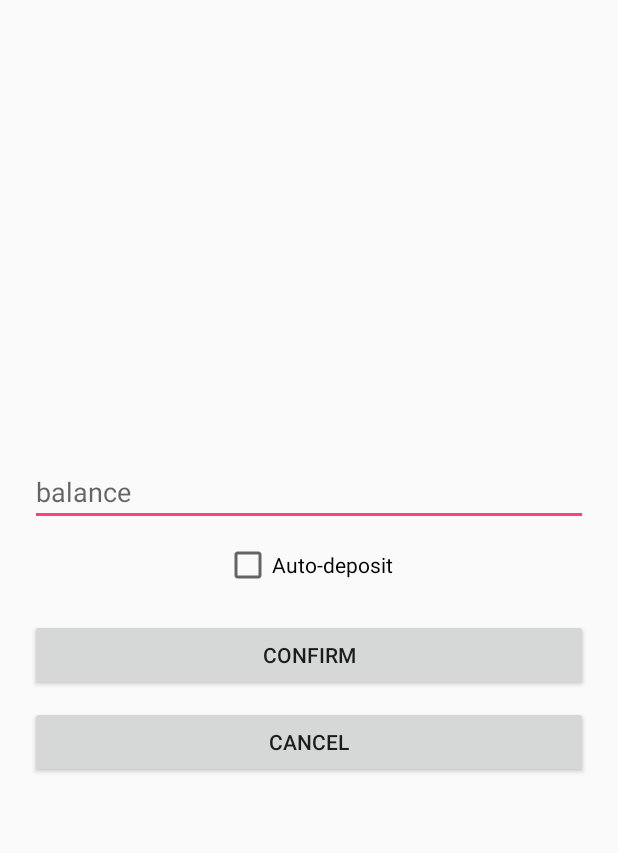
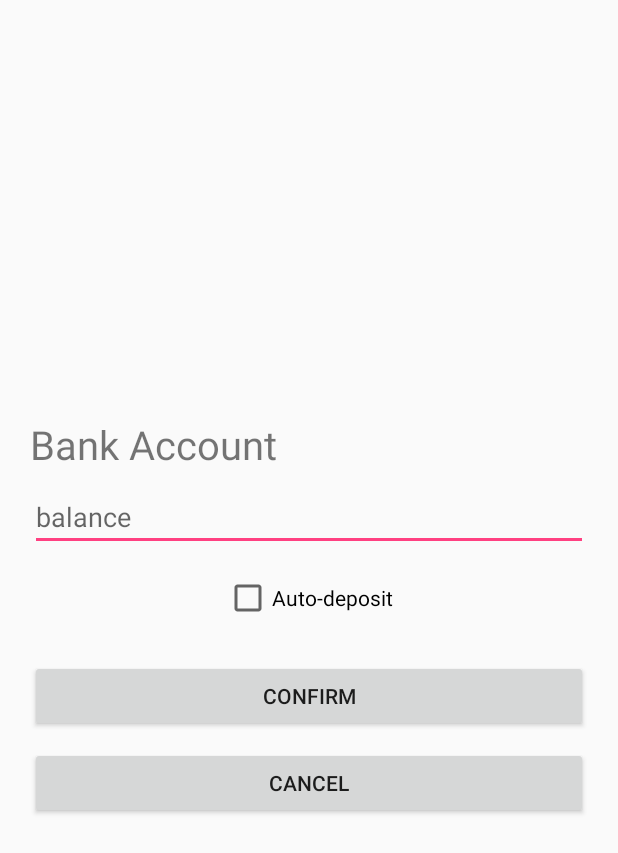
Before and after one commit to rrosatti/cash-bucket, an Android app: the ManageBankAccountActivity screen opened directly, with no data from a screen before it, on a phone screen of 412 x 824 dp. Shown: the top 853 px of the screen. Run offline under Robolectric (Android 15) with nearby library versions, the light colour scheme and no system bars.

Commit message:
change some things in activity_manage_bank_account.xml

```diff
--- a/app/src/main/java/com/example/rodri/cashbucket/activity/ManageBankAccountActivity.java
+++ b/app/src/main/java/com/example/rodri/cashbucket/activity/ManageBankAccountActivity.java
@@ -3,8 +3,17 @@ package com.example.rodri.cashbucket.activity;
 import android.os.Bundle;
 import android.support.annotation.Nullable;
 import android.support.v7.app.AppCompatActivity;
+import android.view.View;
+import android.widget.Button;
+import android.widget.CheckBox;
+import android.widget.EditText;
+import android.widget.LinearLayout;
 
 import com.example.rodri.cashbucket.R;
+import com.example.rodri.cashbucket.database.MyDataSource;
+import com.example.rodri.cashbucket.model.AutoDeposit;
+import com.example.rodri.cashbucket.model.BankAccount;
+import com.example.rodri.cashbucket.model.Login;
 
 /**
  * Created by rodri on 1/10/2017.
@@ -12,9 +21,76 @@ import com.example.rodri.cashbucket.R;
 
 public class ManageBankAccountActivity extends AppCompatActivity {
 
+    private EditText etBalance;
+    private CheckBox checkAutoDeposit;
+    private EditText etAutoDepositValue;
+    private EditText etDay;
+    private LinearLayout containerValues;
+    private LinearLayout containerTitles;
+    private Button btConfirm;
+    private Button btCancel;
+    private MyDataSource dataSource;
+    private BankAccount bankAccount;
+    private AutoDeposit autoDeposit;
+    private boolean checked = false;
+
     @Override
     protected void onCreate(@Nullable Bundle savedInstanceState) {
         super.onCreate(savedInstanceState);
         setContentView(R.layout.activity_manage_bank_account);
+
+        iniViews();
+        dataSource = new MyDataSource(this);
+
+        getDataFromDatabase();
+
+
+
+    }
+
+    private void iniViews() {
+        etBalance = (EditText) findViewById(R.id.activityMBA_etBalance);
+        checkAutoDeposit = (CheckBox) findViewById(R.id.activityMBA_checkAutoDeposit);
+        etAutoDepositValue = (EditText) findViewById(R.id.activityMBA_etAutoDepositValue);
+        containerValues = (LinearLayout) findViewById(R.id.activityMBA_containerValues);
+        containerTitles = (LinearLayout) findViewById(R.id.activityMBA_containerTitles);
+        etDay = (EditText) findViewById(R.id.activityMBA_etDay);
+        btConfirm = (Button) findViewById(R.id.activityMBA_btConfirm);
+        btCancel = (Button) findViewById(R.id.activityMBA_btCancel);
+    }
+
+    private void getDataFromDatabase() {
+        try {
+            dataSource.open();
+
+            long userId = Login.getInstance().getUserId();
+            bankAccount = dataSource.getBankAccount(userId);
+            autoDeposit = dataSource.getAutoDeposit(bankAccount.getId());
+            System.out.println("I've been here!");
+            if (bankAccount != null) {
+                fillBankData();
+            }
+            if (autoDeposit != null) {
+                fillAutoDepositData();
+            }
+        } catch (Exception e) {
+            e.printStackTrace();
+            dataSource.close();
+        }
+    }
+
+    private void fillBankData() {
+        etBalance.setText(String.valueOf(bankAccount.getBalance()));
+    }
+
+    private void fillAutoDepositData() {
+        checked = true;
+        checkAutoDeposit.setChecked(true);
+
+        containerTitles.setVisibility(View.VISIBLE);
+        containerValues.setVisibility(View.VISIBLE);
+
+        etAutoDepositValue.setText(String.valueOf(autoDeposit.getValue()));
+        etDay.setText(String.valueOf(autoDeposit.getDay()));
     }
 }
--- a/app/src/main/res/layout/activity_manage_bank_account.xml
+++ b/app/src/main/res/layout/activity_manage_bank_account.xml
@@ -8,34 +8,81 @@
         android:orientation="vertical"
         android:layout_centerInParent="true">
 
+
+        <TextView
+            android:layout_width="wrap_content"
+            android:layout_height="wrap_content"
+            android:text="@string/text_bank_account_title"
+            android:textSize="12pt"/>
+
         <EditText
             android:id="@+id/activityMBA_etBalance"
             android:layout_width="match_parent"
             android:layout_height="wrap_content"
-            android:hint="@string/hint_balance"/>
+            android:hint="@string/hint_balance"
+            android:layout_marginTop="8dp"/>
 
         <CheckBox
             android:id="@+id/activityMBA_checkAutoDeposit"
             android:layout_width="wrap_content"
             android:layout_height="wrap_content"
             android:text="@string/check_box_auto_deposit"
-            android:layout_marginTop="10dp"
+            android:layout_marginTop="15dp"
             android:layout_gravity="center_horizontal"/>
 
-        <EditText
-            android:id="@+id/activityMBA_etAutoDepositValue"
+    <LinearLayout
+        android:id="@+id/activityMBA_containerTitles"
+        android:layout_width="match_parent"
+        android:layout_height="wrap_content"
+        android:orientation="horizontal"
+        android:layout_marginTop="10dp"
+        android:visibility="gone">
+
+        <TextView
+            android:layout_width="0dp"
+            android:layout_height="wrap_content"
+            android:text="Balance"
+            android:layout_weight="3"/>
+
+        <TextView
+            android:layout_width="0dp"
+            android:layout_height="wrap_content"
+            android:text="Day"
+            android:layout_weight="1"/>
+
+    </LinearLayout>
+
+    <LinearLayout
+            android:id="@+id/activityMBA_containerValues"
             android:layout_width="match_parent"
             android:layout_height="wrap_content"
-            android:hint="@string/hint_value"
-            android:layout_marginTop="10dp"
-            android:visibility="gone"/>
+            android:orientation="horizontal"
+            android:layout_marginTop="3dp"
+            android:visibility="gone">
+
+            <EditText
+                android:id="@+id/activityMBA_etAutoDepositValue"
+                android:layout_width="0dp"
+                android:layout_height="wrap_content"
+                android:hint="@string/hint_value"
+                android:layout_weight="3"/>
+
+            <EditText
+                android:id="@+id/activityMBA_etDay"
+                android:layout_width="0dp"
+                android:layout_height="wrap_content"
+                android:hint="@string/hint_day"
+                android:layout_weight="1"/>
+
+        </LinearLayout>
+
 
         <Button
             android:id="@+id/activityMBA_btConfirm"
             android:layout_width="match_parent"
             android:layout_height="wrap_content"
             android:text="@string/button_confirm"
-            android:layout_marginTop="20dp"/>
+            android:layout_marginTop="25dp"/>
 
         <Button
             android:id="@+id/activityMBA_btCancel"
```
Also changed, not shown: app/src/main/java/com/example/rodri/cashbucket/adapter/SettingsAdapter.java (+23 -4 lines), app/src/main/java/com/example/rodri/cashbucket/database/MyDataSource.java (+21 -0 lines).
